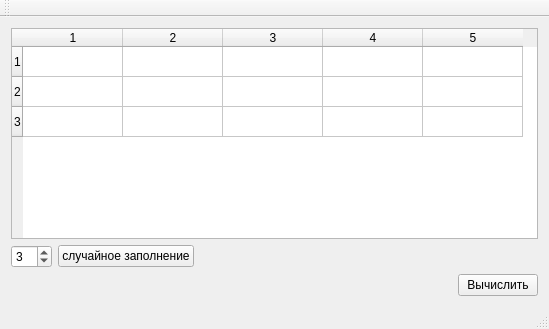
Above: examples/example_qt_table/mainwindow.ui from VetrovSV/OOP before the change. Below: the same form after it.
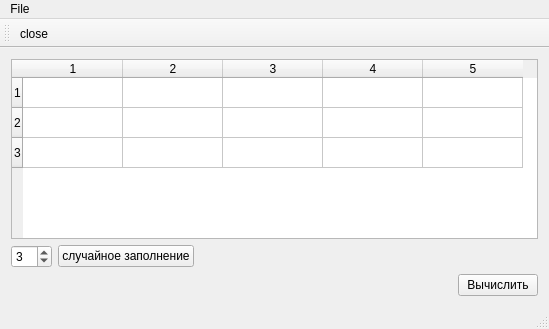
That is the form after the change.

```diff
--- a/examples/example_qt_table/mainwindow.ui
+++ b/examples/example_qt_table/mainwindow.ui
@@ -103,9 +103,16 @@
      <x>0</x>
      <y>0</y>
      <width>549</width>
-     <height>22</height>
+     <height>25</height>
     </rect>
    </property>
+   <widget class="QMenu" name="menuFile">
+    <property name="title">
+     <string>File</string>
+    </property>
+    <addaction name="actionclose"/>
+   </widget>
+   <addaction name="menuFile"/>
   </widget>
   <widget class="QToolBar" name="mainToolBar">
    <attribute name="toolBarArea">
@@ -114,8 +121,17 @@
    <attribute name="toolBarBreak">
     <bool>false</bool>
    </attribute>
+   <addaction name="actionclose"/>
   </widget>
   <widget class="QStatusBar" name="statusBar"/>
+  <action name="actionclose">
+   <property name="text">
+    <string>close</string>
+   </property>
+   <property name="shortcut">
+    <string>Ctrl+Q</string>
+   </property>
+  </action>
  </widget>
  <layoutdefault spacing="6" margin="11"/>
  <resources/>
```
